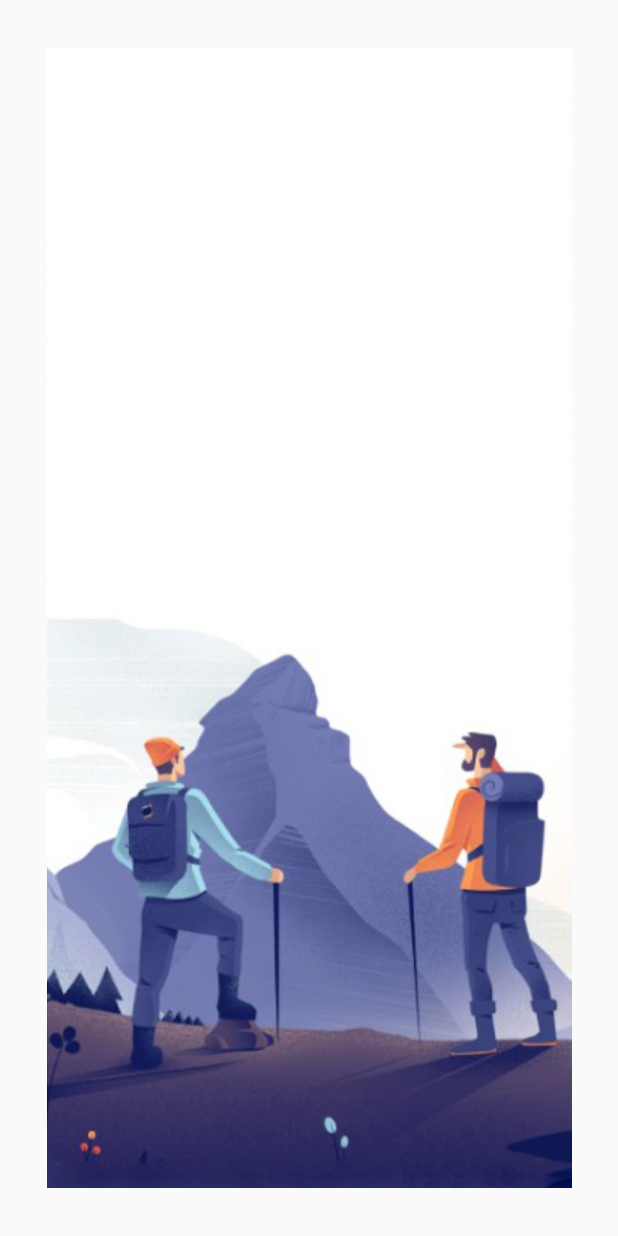
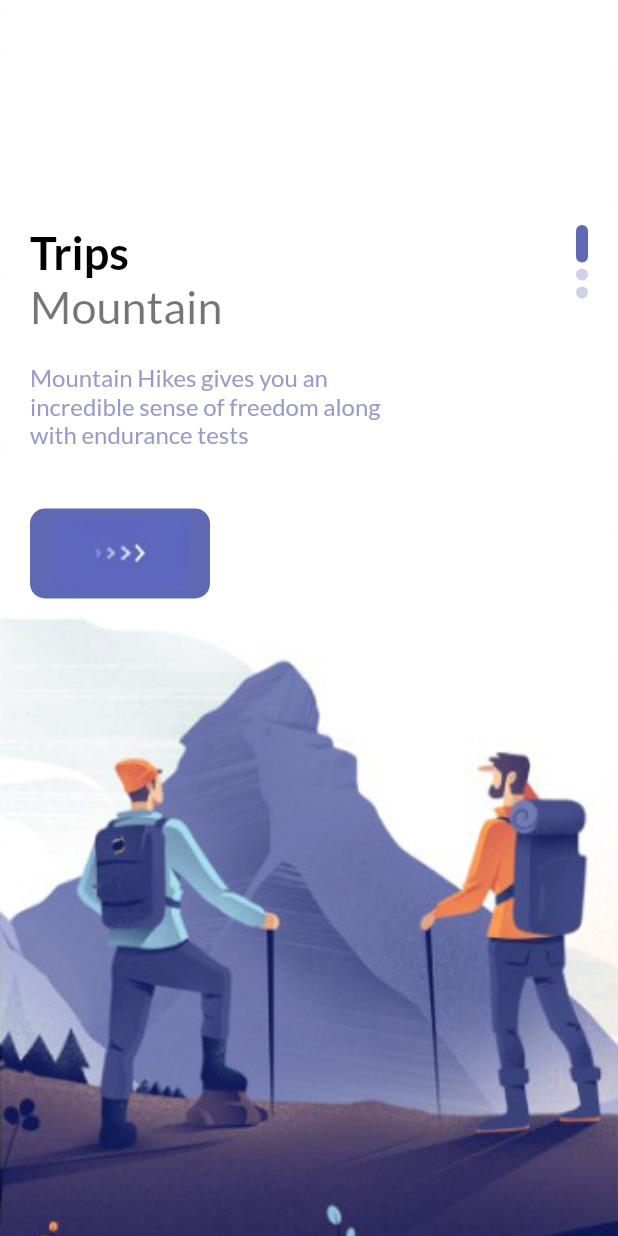
Before and after one commit to SiddheshKukade/travel_app_flutter, a Flutter app: the screen it shows after launch, on a phone screen of 412 x 824 dp. Run offline on Flutter 3.47's test engine with Material 2 defaults, Android fonts, the phone set to English and light mode, and no system bars; our stand-ins replace google_fonts.

Commit message:
Add/UI/Landing-UI

```diff
--- a/lib/pages/welcome_page.dart
+++ b/lib/pages/welcome_page.dart
@@ -1,4 +1,8 @@
 import 'package:flutter/material.dart';
+import 'package:travel_app_flutter/misc/colors.dart';
+import 'package:travel_app_flutter/widgets/app_large_text.dart';
+import 'package:travel_app_flutter/widgets/app_text.dart';
+import 'package:travel_app_flutter/widgets/responsive_button.dart';
 
 class WelcomePage extends StatefulWidget {
   const WelcomePage({Key? key}) : super(key: key);
@@ -29,8 +33,64 @@ class _WelcomePageState extends State<WelcomePage> {
                 // decoration sets the background
                 image: DecorationImage(
                     image: AssetImage("img/" + images[index]),
+                    fit: BoxFit.cover),
               ),
-                ));
+              child: Container(
+                margin: const EdgeInsets.only(top: 150, left: 20, right: 20),
+                child: index == 1
+                    ? Text("Seond")
+                    : Row(
+                        mainAxisAlignment: MainAxisAlignment.spaceBetween,
+                        children: [
+                          Column(
+                            crossAxisAlignment: CrossAxisAlignment.start,
+                            children: [
+                              AppLargeText(
+                                text: "Trips",
+                              ),
+                              AppText(
+                                text: "Mountain",
+                                size: 30,
+                              ),
+                              SizedBox(
+                                height: 20,
+                              ),
+                              Container(
+                                width: 250,
+                                child: AppText(
+                                  color: AppColors.textColor1,
+                                  text:
+                                      "Mountain Hikes gives you an incredible sense of freedom along with endurance tests",
+                                ),
+                              ),
+                              SizedBox(
+                                height: 40,
+                              ),
+                              ResponsiveButton(
+                                width: 120,
+                              )
+                            ],
+                          ),
+                          Column(
+                            children: List.generate(
+                                3,
+                                (indexDots) => Container(
+                                      margin: EdgeInsets.only(bottom: 4),
+                                      width: 8,
+                                      height: index == indexDots ? 25 : 8,
+                                      decoration: BoxDecoration(
+                                        borderRadius: BorderRadius.circular(8),
+                                        color: index == indexDots
+                                            ? AppColors.mainColor
+                                            : AppColors.mainColor
+                                                .withOpacity(0.3),
+                                      ),
+                                    )),
+                          )
+                        ],
+                      ),
+              ),
+            );
           }),
     );
   }
--- /dev/null
+++ b/lib/widgets/responsive_button.dart
@@ -0,0 +1,29 @@
+import 'package:flutter/material.dart';
+import 'package:travel_app_flutter/misc/colors.dart';
+
+class ResponsiveButton extends StatelessWidget {
+  bool? isResponsive;
+  double? width;
+
+  ResponsiveButton({
+    Key? key,
+    this.width,
+    this.isResponsive = false,
+  }) : super(key: key);
+
+  @override
+  Widget build(BuildContext context) {
+    return Container(
+      width: width,
+      height: 60,
+      decoration: BoxDecoration(
+        borderRadius: BorderRadius.circular(10),
+        color: AppColors.mainColor,
+      ),
+      child: Row(
+        mainAxisAlignment: MainAxisAlignment.center,
+        children: [Image.asset("img/button-one.png")],
+      ),
+    );
+  }
+}
```
Lines whose indentation alone changed are shown as unchanged.
